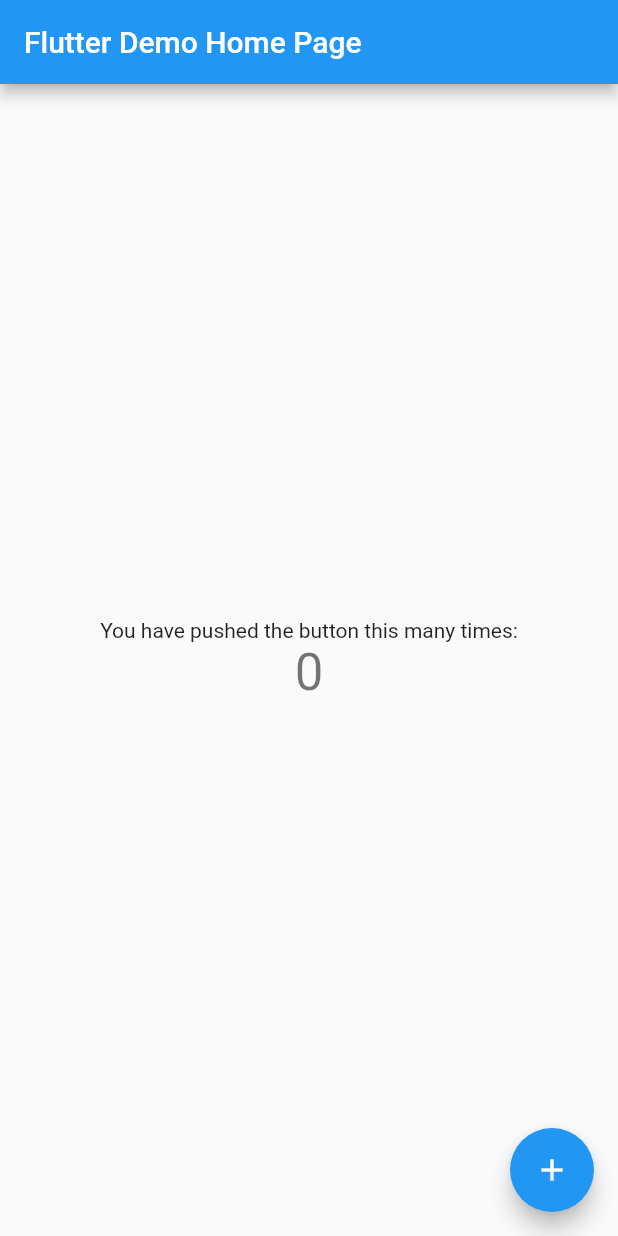
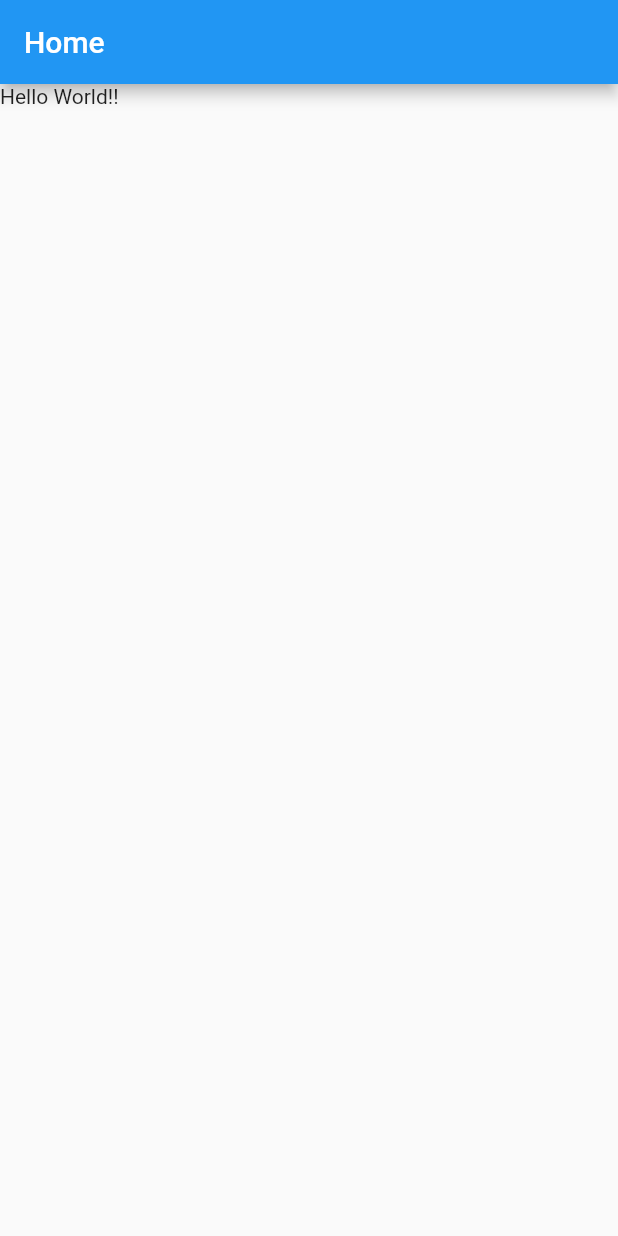
Before and after one commit to yogesh-aggarwal/expenses-manager, a Flutter app: the screen it shows after launch, on a phone screen of 412 x 824 dp. Run offline on Flutter 3.47's test engine with Material 2 defaults, Android fonts, the phone set to English and light mode, and no system bars.

```diff
--- a/lib/main.dart
+++ b/lib/main.dart
@@ -1,117 +1,32 @@
 import 'package:flutter/material.dart';
 
 void main() {
-  runApp(MyApp());
+  runApp(ExpensesManager());
 }
 
-class MyApp extends StatelessWidget {
+class ExpensesManager extends StatelessWidget {
   // This widget is the root of your application.
   @override
   Widget build(BuildContext context) {
     return MaterialApp(
-      title: 'Flutter Demo',
+      title: 'Expenses Manager',
       theme: ThemeData(
-        // This is the theme of your application.
-        //
-        // Try running your application with "flutter run". You'll see the
-        // application has a blue toolbar. Then, without quitting the app, try
-        // changing the primarySwatch below to Colors.green and then invoke
-        // "hot reload" (press "r" in the console where you ran "flutter run",
-        // or simply save your changes to "hot reload" in a Flutter IDE).
-        // Notice that the counter didn't reset back to zero; the application
-        // is not restarted.
         primarySwatch: Colors.blue,
-        // This makes the visual density adapt to the platform that you run
-        // the app on. For desktop platforms, the controls will be smaller and
-        // closer together (more dense) than on mobile platforms.
         visualDensity: VisualDensity.adaptivePlatformDensity,
       ),
-      home: MyHomePage(title: 'Flutter Demo Home Page'),
+      home: ScreenManager(),
     );
   }
 }
 
-class MyHomePage extends StatefulWidget {
-  MyHomePage({Key key, this.title}) : super(key: key);
-
-  // This widget is the home page of your application. It is stateful, meaning
-  // that it has a State object (defined below) that contains fields that affect
-  // how it looks.
-
-  // This class is the configuration for the state. It holds the values (in this
-  // case the title) provided by the parent (in this case the App widget) and
-  // used by the build method of the State. Fields in a Widget subclass are
-  // always marked "final".
-
-  final String title;
-
-  @override
-  _MyHomePageState createState() => _MyHomePageState();
-}
-
-class _MyHomePageState extends State<MyHomePage> {
-  int _counter = 0;
-
-  void _incrementCounter() {
-    setState(() {
-      // This call to setState tells the Flutter framework that something has
-      // changed in this State, which causes it to rerun the build method below
-      // so that the display can reflect the updated values. If we changed
-      // _counter without calling setState(), then the build method would not be
-      // called again, and so nothing would appear to happen.
-      _counter++;
-    });
-  }
-
+class ScreenManager extends StatelessWidget {
   @override
   Widget build(BuildContext context) {
-    // This method is rerun every time setState is called, for instance as done
-    // by the _incrementCounter method above.
-    //
-    // The Flutter framework has been optimized to make rerunning build methods
-    // fast, so that you can just rebuild anything that needs updating rather
-    // than having to individually change instances of widgets.
     return Scaffold(
       appBar: AppBar(
-        // Here we take the value from the MyHomePage object that was created by
-        // the App.build method, and use it to set our appbar title.
-        title: Text(widget.title),
+        title: Text('Home'),
       ),
-      body: Center(
-        // Center is a layout widget. It takes a single child and positions it
-        // in the middle of the parent.
-        child: Column(
-          // Column is also a layout widget. It takes a list of children and
-          // arranges them vertically. By default, it sizes itself to fit its
-          // children horizontally, and tries to be as tall as its parent.
-          //
-          // Invoke "debug painting" (press "p" in the console, choose the
-          // "Toggle Debug Paint" action from the Flutter Inspector in Android
-          // Studio, or the "Toggle Debug Paint" command in Visual Studio Code)
-          // to see the wireframe for each widget.
-          //
-          // Column has various properties to control how it sizes itself and
-          // how it positions its children. Here we use mainAxisAlignment to
-          // center the children vertically; the main axis here is the vertical
-          // axis because Columns are vertical (the cross axis would be
-          // horizontal).
-          mainAxisAlignment: MainAxisAlignment.center,
-          children: <Widget>[
-            Text(
-              'You have pushed the button this many times:',
-            ),
-            Text(
-              '$_counter',
-              style: Theme.of(context).textTheme.headline4,
-            ),
-          ],
-        ),
-      ),
-      floatingActionButton: FloatingActionButton(
-        onPressed: _incrementCounter,
-        tooltip: 'Increment',
-        child: Icon(Icons.add),
-      ), // This trailing comma makes auto-formatting nicer for build methods.
+      body: Container(child: Text("Hello World!!")),
     );
   }
 }
```
Also changed, not shown: 6 other files.
